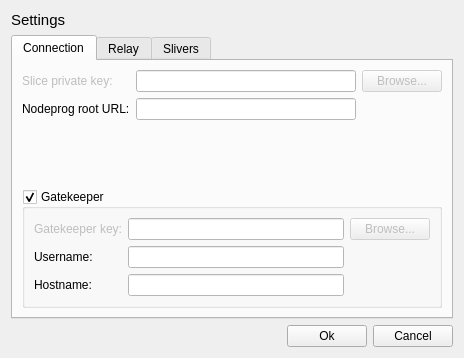
Qt form src/demogui/settingsdialog.ui (henrikvs/nornetdemo) before a commit.
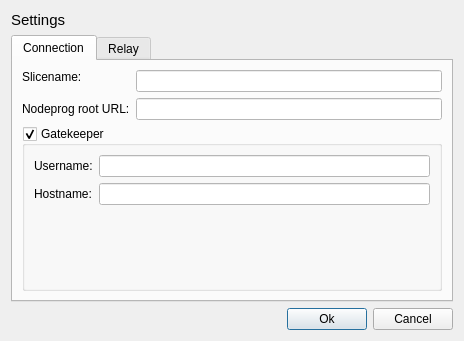
The same form after that commit. The open tabs and pages were chosen to show the change.

Diff of the .ui file:
```diff
--- a/src/demogui/settingsdialog.ui
+++ b/src/demogui/settingsdialog.ui
@@ -7,7 +7,7 @@
     <x>0</x>
     <y>0</y>
     <width>464</width>
-    <height>358</height>
+    <height>341</height>
    </rect>
   </property>
   <property name="windowTitle">
@@ -93,7 +93,7 @@
       </palette>
      </property>
      <property name="currentIndex">
-      <number>2</number>
+      <number>0</number>
      </property>
      <widget class="QWidget" name="tab">
       <attribute name="title">
@@ -104,62 +104,46 @@
         <layout class="QHBoxLayout" name="horizontalLayout_3">
          <item>
           <layout class="QFormLayout" name="formLayout_2">
-           <item row="0" column="0">
-            <widget class="QLabel" name="label_2">
-             <property name="enabled">
-              <bool>false</bool>
-             </property>
-             <property name="text">
-              <string>Slice private key:</string>
-             </property>
-            </widget>
-           </item>
-           <item row="0" column="1">
-            <widget class="QLineEdit" name="sliverKeyEdit">
-             <property name="enabled">
-              <bool>false</bool>
-             </property>
-            </widget>
-           </item>
+           <property name="fieldGrowthPolicy">
+            <enum>QFormLayout::AllNonFixedFieldsGrow</enum>
+           </property>
            <item row="1" column="0">
+            <layout class="QHBoxLayout" name="horizontalLayout_8">
+             <item>
+              <layout class="QFormLayout" name="formLayout_4">
+               <item row="0" column="0">
+                <widget class="QLabel" name="label_7">
+                 <property name="text">
+                  <string>Slicename:</string>
+                 </property>
+                </widget>
+               </item>
+              </layout>
+             </item>
+            </layout>
+           </item>
+           <item row="3" column="0">
             <widget class="QLabel" name="label_10">
              <property name="text">
               <string>Nodeprog root URL:</string>
              </property>
             </widget>
            </item>
-           <item row="1" column="1">
+           <item row="3" column="1">
             <widget class="QLineEdit" name="rootUrlEdit"/>
            </item>
-          </layout>
-         </item>
-         <item>
-          <layout class="QVBoxLayout" name="verticalLayout_2">
-           <item>
-            <widget class="QPushButton" name="sliverKeyBrowseButton">
-             <property name="enabled">
-              <bool>false</bool>
-             </property>
+           <item row="1" column="1">
+            <widget class="QLineEdit" name="sliceNameEdit">
              <property name="text">
-              <string>Browse...</string>
+              <string/>
              </property>
             </widget>
            </item>
-           <item>
-            <spacer name="verticalSpacer_3">
-             <property name="orientation">
-              <enum>Qt::Vertical</enum>
-             </property>
-             <property name="sizeHint" stdset="0">
-              <size>
-               <width>20</width>
-               <height>40</height>
-              </size>
-             </property>
-            </spacer>
-           </item>
           </layout>
          </item>
+         <item>
+          <layout class="QVBoxLayout" name="verticalLayout_2"/>
+         </item>
         </layout>
        </item>
        <item>
@@ -179,47 +163,27 @@
                <enum>QFormLayout::AllNonFixedFieldsGrow</enum>
               </property>
               <item row="0" column="0">
-               <widget class="QLabel" name="label_3">
-                <property name="enabled">
-                 <bool>false</bool>
-                </property>
-                <property name="text">
-                 <string>Gatekeeper key:</string>
-                </property>
-               </widget>
-              </item>
-              <item row="0" column="1">
-               <widget class="QLineEdit" name="gatekeeperKeyEdit">
-                <property name="enabled">
-                 <bool>false</bool>
-                </property>
-                <property name="text">
-                 <string/>
-                </property>
-               </widget>
-              </item>
-              <item row="1" column="0">
                <widget class="QLabel" name="label_4">
                 <property name="text">
                  <string>Username:</string>
                 </property>
                </widget>
               </item>
-              <item row="1" column="1">
+              <item row="0" column="1">
                <widget class="QLineEdit" name="usernameEdit">
                 <property name="text">
                  <string/>
                 </property>
                </widget>
               </item>
-              <item row="2" column="0">
+              <item row="1" column="0">
                <widget class="QLabel" name="label_5">
                 <property name="text">
                  <string>Hostname:</string>
                 </property>
                </widget>
               </item>
-              <item row="2" column="1">
+              <item row="1" column="1">
                <widget class="QLineEdit" name="hostnameEdit">
                 <property name="text">
                  <string/>
@@ -228,29 +192,6 @@
               </item>
              </layout>
             </item>
-            <item row="0" column="1">
-             <widget class="QPushButton" name="gatekeeperKeyBrowseButton">
-              <property name="enabled">
-               <bool>false</bool>
-              </property>
-              <property name="text">
-               <string>Browse...</string>
-              </property>
-             </widget>
-            </item>
-            <item row="1" column="1">
-             <spacer name="verticalSpacer">
-              <property name="orientation">
-               <enum>Qt::Vertical</enum>
-              </property>
-              <property name="sizeHint" stdset="0">
-               <size>
-                <width>20</width>
-                <height>40</height>
-               </size>
-              </property>
-             </spacer>
-            </item>
            </layout>
           </item>
          </layout>
@@ -329,123 +270,6 @@
        </item>
       </layout>
      </widget>
-     <widget class="QWidget" name="tab_2">
-      <attribute name="title">
-       <string>Slivers</string>
-      </attribute>
-      <layout class="QVBoxLayout" name="verticalLayout_4">
-       <item>
-        <layout class="QHBoxLayout" name="horizontalLayout_8">
-         <item>
-          <layout class="QFormLayout" name="formLayout_4">
-           <item row="0" column="0">
-            <widget class="QLabel" name="label_7">
-             <property name="text">
-              <string>Slicename:</string>
-             </property>
-            </widget>
-           </item>
-           <item row="0" column="1">
-            <widget class="QLineEdit" name="sliceNameEdit">
-             <property name="text">
-              <string/>
-             </property>
-            </widget>
-           </item>
-          </layout>
-         </item>
-         <item>
-          <spacer name="horizontalSpacer_4">
-           <property name="orientation">
-            <enum>Qt::Horizontal</enum>
-           </property>
-           <property name="sizeHint" stdset="0">
-            <size>
-             <width>78</width>
-             <height>20</height>
-            </size>
-           </property>
-          </spacer>
-         </item>
-        </layout>
-       </item>
-       <item>
-        <widget class="QLabel" name="label_6">
-         <property name="text">
-          <string>Nodes:</string>
-         </property>
-        </widget>
-       </item>
-       <item>
-        <layout class="QHBoxLayout" name="horizontalLayout_6">
-         <item>
-          <widget class="QListWidget" name="sliversWidget">
-           <property name="baseSize">
-            <size>
-             <width>0</width>
-             <height>0</height>
-            </size>
-           </property>
-          </widget>
-         </item>
-         <item>
-          <spacer name="horizontalSpacer_3">
-           <property name="orientation">
-            <enum>Qt::Horizontal</enum>
-           </property>
-           <property name="sizeType">
-            <enum>QSizePolicy::Expanding</enum>
-           </property>
-           <property name="sizeHint" stdset="0">
-            <size>
-             <width>80</width>
-             <height>20</height>
-            </size>
-           </property>
-          </spacer>
-         </item>
-        </layout>
-       </item>
-       <item>
-        <layout class="QHBoxLayout" name="horizontalLayout_5">
-         <item>
-          <widget class="QPushButton" name="addHostButton">
-           <property name="text">
-            <string>Add node</string>
-           </property>
-          </widget>
-         </item>
-         <item>
-          <widget class="QPushButton" name="deleteHostButton">
-           <property name="text">
-            <string>Delete node</string>
-           </property>
-          </widget>
-         </item>
-         <item>
-          <widget class="QPushButton" name="editSiteButton">
-           <property name="text">
-            <string>Edit node</string>
-           </property>
-          </widget>
-         </item>
-         <item>
-          <spacer name="horizontalSpacer_2">
-           <property name="orientation">
-            <enum>Qt::Horizontal</enum>
-           </property>
-           <property name="sizeHint" stdset="0">
-            <size>
-             <width>40</width>
-             <height>20</height>
-            </size>
-           </property>
-          </spacer>
-         </item>
-        </layout>
-       </item>
-      </layout>
-     </widget>
     </widget>
    </item>
    <item>
```
